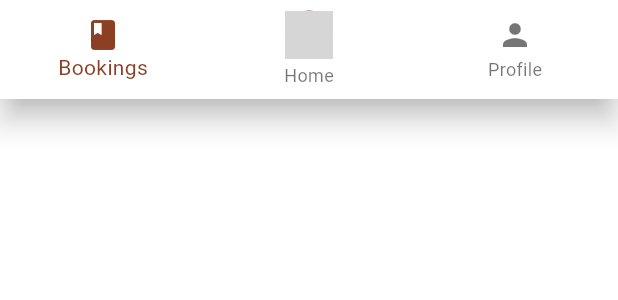
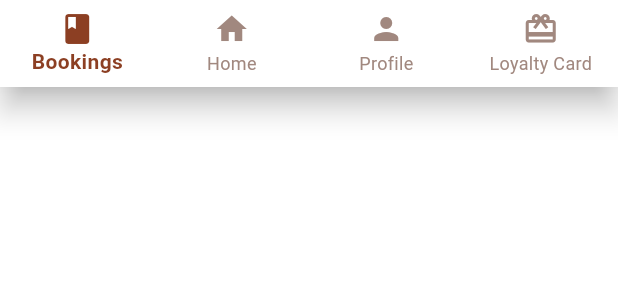
Before and after one commit to Snowy05/table-turn, a Flutter app: the CustomBottomNavBar widget shown alone on an empty page, opened directly, on a phone screen of 412 x 824 dp. Shown: the top 300 px of the screen. Run offline on Flutter 3.47's test engine with Material 3 defaults, Android fonts, the phone set to English and light mode, and no system bars; our stand-ins replace cloud_firestore, firebase_auth, firebase_core, firebase_storage, image_picker, shared_preferences and 1 more; accounts and stored records are empty; grey boxes are pictures that could not be loaded.

Commit message:
changed nav added extra

```diff
--- a/lib/Widgets/BottomNav.dart
+++ b/lib/GlobalWidgets/BottomNav.dart
@@ -11,16 +11,18 @@ class CustomBottomNavBar extends StatelessWidget {
     return BottomNavigationBar(
       currentIndex: currentIndex,
       onTap: onTap,
+      type: BottomNavigationBarType.fixed,
       items: const [
         BottomNavigationBarItem(icon: Icon(Icons.book), label: 'Bookings'),
-        BottomNavigationBarItem (
-          icon: CircleAvatar(
-            radius: 16,
-          backgroundImage: AssetImage('assets/images/logo.png'),
-          ),
+        BottomNavigationBarItem(
+          icon: Icon(Icons.home),
           label: 'Home',
         ),
         BottomNavigationBarItem(icon: Icon(Icons.person), label: 'Profile'),
+        BottomNavigationBarItem(
+          icon: Icon(Icons.card_giftcard),
+          label: 'Loyalty Card',
+        ),
       ],
     );
   }
--- a/lib/View/BoardGame/BoardGame.dart
+++ b/lib/View/BoardGame/BoardGame.dart
@@ -1,7 +1,7 @@
 import 'package:flutter/material.dart';
 import 'package:tableturn_project0/Model/Options/gameOptions.dart';
 import 'package:tableturn_project0/View/BoardGame/BoardGameCardOpen.dart';
-import 'package:tableturn_project0/Widgets/BottomNav.dart';
+import 'package:tableturn_project0/GlobalWidgets/BottomNav.dart';
 import '../../Model/gameModel.dart';
 import '../../Controller/GameService.dart';
 import 'BoardGameCard.dart';
--- a/lib/View/Booking/BookingPage.dart
+++ b/lib/View/Booking/BookingPage.dart
@@ -12,7 +12,7 @@ import 'package:tableturn_project0/Model/gameModel.dart';
 import 'package:provider/provider.dart';
 import 'package:tableturn_project0/Model/bookingFormModel.dart';
 import 'package:tableturn_project0/View/Booking/SlotPickerModal.dart';
-import 'package:tableturn_project0/Widgets/BottomNav.dart';
+import 'package:tableturn_project0/GlobalWidgets/BottomNav.dart';
 
 class BookingPage extends StatefulWidget {
   const BookingPage({super.key});
@@ -408,7 +408,6 @@ class _BookingPageState extends State<BookingPage> {
         onTap: (index) {
           switch (index) {
             case 0:
-              Navigator.pushReplacementNamed(context, '/bookings');
               break;
             case 1:
               Navigator.pushReplacementNamed(context, '/dashboard');
@@ -416,6 +415,9 @@ class _BookingPageState extends State<BookingPage> {
             case 2:
               Navigator.pushReplacementNamed(context, '/profile');
               break;
+              case 3:
+              Navigator.pushReplacementNamed(context, '/loyalty');
+              break;
           }
         },
       ),
--- a/lib/View/DashBoard.dart
+++ b/lib/View/DashBoard.dart
@@ -1,8 +1,8 @@
 import 'package:cloud_firestore/cloud_firestore.dart';
 import 'package:firebase_auth/firebase_auth.dart';
 import 'package:flutter/material.dart';
-import 'package:tableturn_project0/Widgets/BottomNav.dart';
-import 'package:tableturn_project0/Widgets/WidgetMenuBttn.dart';
+import 'package:tableturn_project0/GlobalWidgets/BottomNav.dart';
+import 'package:tableturn_project0/GlobalWidgets/WidgetMenuBttn.dart';
 import 'package:tableturn_project0/Model/userModel.dart';
 
 class DashboardPage extends StatelessWidget {
@@ -100,6 +100,9 @@ class DashboardPage extends StatelessWidget {
             case 2:
               Navigator.pushReplacementNamed(context, '/profile');
               break;
+            case 3:
+              Navigator.pushReplacementNamed(context, '/loyalty');
+              break;
           }
         },
       ),
--- a/lib/View/Login.dart
+++ b/lib/View/Login.dart
@@ -1,7 +1,7 @@
 import 'package:flutter/material.dart';
 import 'package:firebase_auth/firebase_auth.dart';
 import 'package:tableturn_project0/Controller/AuthService.dart';
-import 'package:tableturn_project0/Widgets/LoginButton.dart';
+import 'package:tableturn_project0/GlobalWidgets/LoginButton.dart';
 
 class LoginPage extends StatefulWidget {
   const LoginPage({super.key});
--- /dev/null
+++ b/lib/View/LoyaltyScheme/LoyaltyPage.dart
@@ -0,0 +1,4 @@
+// Want to add a loyalty scheme page, sort of like a battle pass
+//users can collect points with bookings,
+//find easter eggs as QR codes around the cafe, and by participating in events and voting for game of the week
+//points can be redeemed for rewards like discounts, free drinks, or exclusive events access
--- a/lib/View/ProfileView.dart
+++ b/lib/View/ProfileView.dart
@@ -3,7 +3,7 @@ import 'package:firebase_auth/firebase_auth.dart';
 import 'package:firebase_storage/firebase_storage.dart';
 
 import 'package:flutter/material.dart';
-import 'package:tableturn_project0/Widgets/BottomNav.dart';
+import 'package:tableturn_project0/GlobalWidgets/BottomNav.dart';
 import 'package:tableturn_project0/Model/userModel.dart';
 import 'package:cloud_firestore/cloud_firestore.dart';
 import 'dart:io';
@@ -327,7 +327,10 @@ class _ProfileViewState extends State<ProfileView> {
                   Navigator.pushReplacementNamed(context, '/dashboard');
                   break;
                 case 2:
-                  Navigator.pushReplacementNamed(context, '/profile');
+
+                  break;
+                case 3:
+                  Navigator.pushReplacementNamed(context, '/loyalty');
                   break;
               }
             },
--- a/lib/View/SignUp.dart
+++ b/lib/View/SignUp.dart
@@ -3,7 +3,7 @@ import 'package:firebase_auth/firebase_auth.dart';
 import 'package:tableturn_project0/Controller/AuthService.dart';
 import 'package:tableturn_project0/Controller/GameService.dart';
 import 'package:tableturn_project0/Model/gameModel.dart';
-import 'package:tableturn_project0/Widgets/LoginButton.dart';
+import 'package:tableturn_project0/GlobalWidgets/LoginButton.dart';
 
 class SignUpPage extends StatefulWidget {
   const SignUpPage({super.key});
--- a/lib/main.dart
+++ b/lib/main.dart
@@ -6,11 +6,9 @@ import 'package:tableturn_project0/View/GOW/GOWPage.dart';
 import 'package:tableturn_project0/View/GOW/GOWVotingPage.dart';
 import 'package:tableturn_project0/View/Menu/MenuView.dart';
 import 'package:tableturn_project0/View/ProfileView.dart';
-
 import 'firebase_options.dart';
 import 'package:provider/provider.dart';
 import 'Model/bookingFormModel.dart';
-// Importing the views and controller
 import 'View/SignUp.dart';
 import 'View/Login.dart';
 import 'View/Dashboard.dart';
@@ -43,6 +41,15 @@ class MyApp extends StatelessWidget {
         side: BorderSide(color: Colors.black, width: 2),
       ),
     ),
+    bottomNavigationBarTheme: BottomNavigationBarThemeData(
+      backgroundColor: Colors.white,
+      selectedItemColor: primaryColor,
+      unselectedItemColor: Colors.brown[300],
+      selectedLabelStyle: TextStyle(fontWeight: FontWeight.bold),
+      unselectedLabelStyle: TextStyle(fontWeight: FontWeight.normal),
+      showUnselectedLabels: true,
+      type: BottomNavigationBarType.fixed,
+    ),
   );
 
   MyApp({super.key});
```
Also changed, not shown: lib/View/GOW/GOWVotingPage.dart (+11 -8 lines), lib/Controller/LoyaltyService.dart (added), lib/Controller/QRCodeService.dart (added), lib/GlobalWidgets/LoginButton.dart (renamed from lib/Widgets/LoginButton.dart), lib/GlobalWidgets/WidgetMenuBttn.dart (renamed from lib/Widgets/WidgetMenuBttn.dart).
